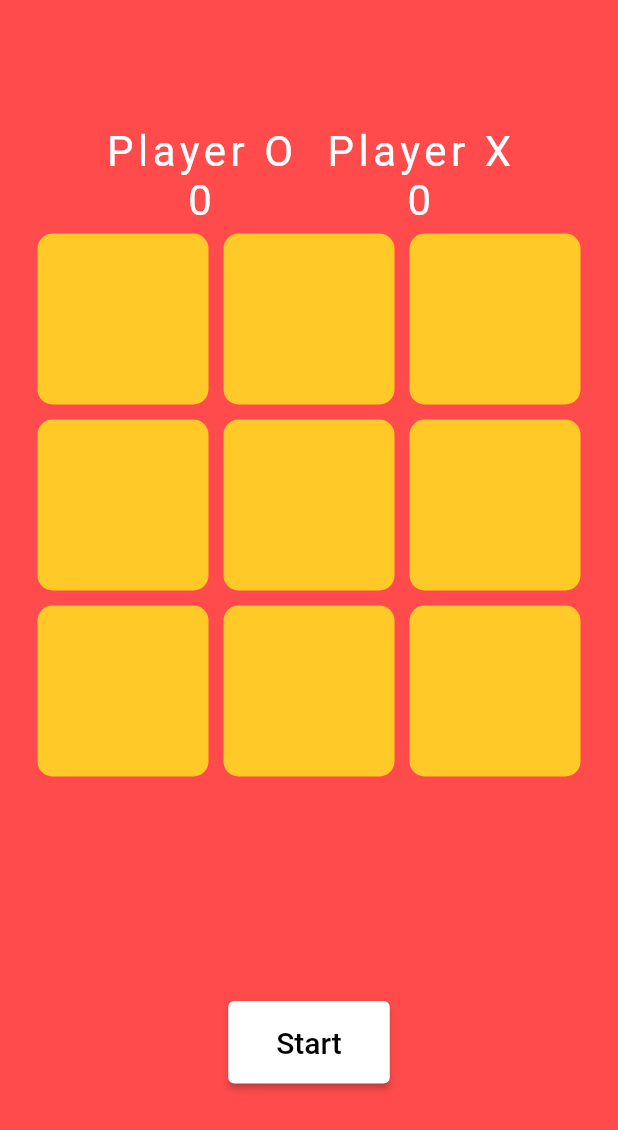
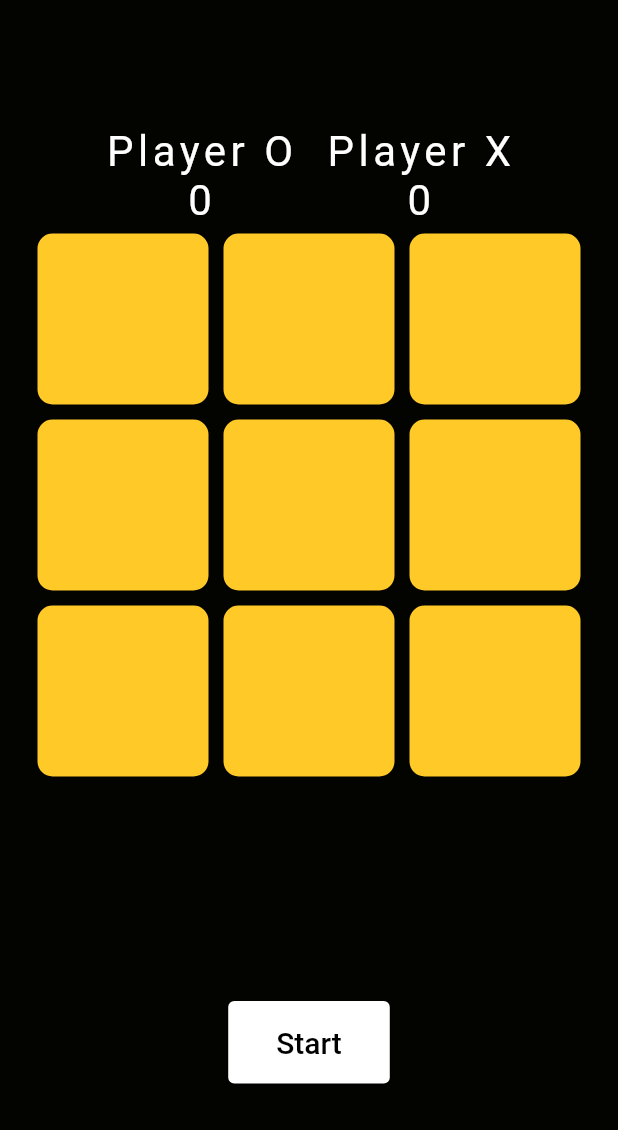
Before and after one commit to chathudilzo/flutter_tic_tac_toe, a Flutter app: the screen it shows after launch, on a phone screen of 412 x 824 dp. Shown: the top 1130 px of the screen. Run offline on Flutter 3.47's test engine with Material 2 defaults, Android fonts, the phone set to English and light mode, and no system bars; our stand-ins replace google_fonts; Roboto replaces fonts that are missing (Coiny).

Commit message:
UI-Changed

```diff
--- a/lib/constants/colors.dart
+++ b/lib/constants/colors.dart
@@ -1,7 +1,7 @@
 import 'package:flutter/material.dart';
 
 class MainColor {
-  static Color primaryColor = const Color(0xFFff4b4b);
+  static Color primaryColor = Color.fromARGB(255, 3, 3, 0);
   static Color secondaryColor = const Color(0xFFffca27);
-  static Color asccentColor = const Color(0xFF4169e8);
+  static Color asccentColor = Color.fromARGB(255, 234, 4, 255);
 }
```
Also changed, not shown: 5 other files.
